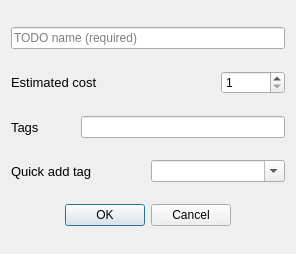
ravenvz/SprintTimer, file qt_gui/ui/add_todo_dialog.ui: the form before one commit.
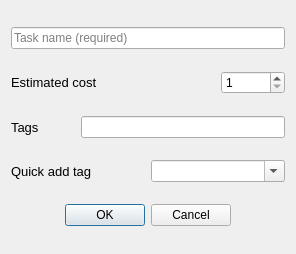
The form after the commit.

Commit message: Fix PM-112 replace old labels and tooltips

The edit to the form file:
```diff
--- a/qt_gui/ui/add_todo_dialog.ui
+++ b/qt_gui/ui/add_todo_dialog.ui
@@ -27,7 +27,7 @@
    <item row="0" column="0" colspan="4">
     <widget class="QLineEdit" name="taskName">
      <property name="placeholderText">
-      <string>TODO name (required)</string>
+      <string>Task name (required)</string>
      </property>
     </widget>
    </item>
```
Left out of the diff: 2 changed lines with no effect on the pictures. The commit also changes 1 other file.
